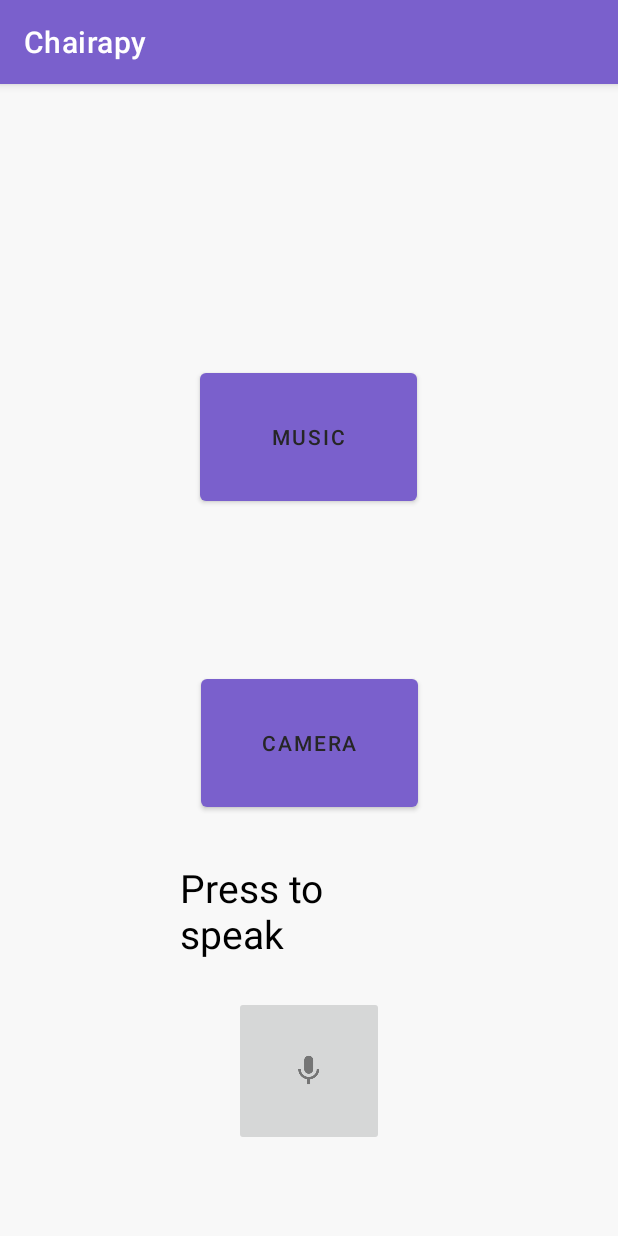
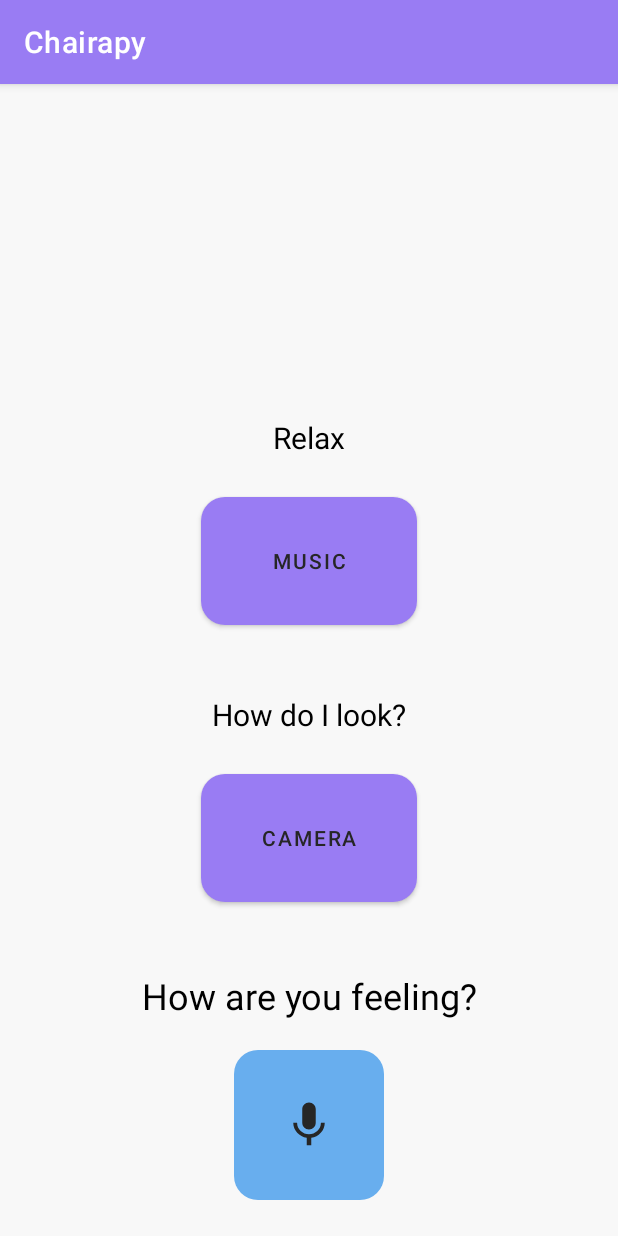
Before and after one commit to alexshaoo/Chairapy, an Android app: the screen it shows after launch (MainActivity), on a phone screen of 412 x 824 dp. Run offline under Robolectric (Android 15) with nearby library versions, the light colour scheme and no system bars.

Commit message:
cleaned up UI a little

```diff
--- /dev/null
+++ b/android/app/src/main/res/drawable/ic_mic_black_36dp.xml
@@ -0,0 +1,9 @@
+<vector xmlns:android="http://schemas.android.com/apk/res/android"
+    android:width="36dp"
+    android:height="36dp"
+    android:viewportWidth="24"
+    android:viewportHeight="24">
+  <path
+      android:pathData="M12,14c1.66,0 2.99,-1.34 2.99,-3L15,5c0,-1.66 -1.34,-3 -3,-3S9,3.34 9,5v6c0,1.66 1.34,3 3,3zM17.3,11c0,3 -2.54,5.1 -5.3,5.1S6.7,14 6.7,11L5,11c0,3.41 2.72,6.23 6,6.72L11,21h2v-3.28c3.28,-0.48 6,-3.3 6,-6.72h-1.7z"
+      android:fillColor="#262626"/>
+</vector>
--- /dev/null
+++ b/android/app/src/main/res/drawable/roundcorner.xml
@@ -0,0 +1,5 @@
+<?xml version="1.0" encoding="utf-8"?>
+<shape xmlns:android="http://schemas.android.com/apk/res/android">
+    <solid android:color="@color/blue"/>
+    <corners android:radius="16dp" />
+</shape>
--- a/android/app/src/main/res/layout/activity_main.xml
+++ b/android/app/src/main/res/layout/activity_main.xml
@@ -1,127 +1,81 @@
 <?xml version="1.0" encoding="utf-8"?>
-<RelativeLayout xmlns:app="http://schemas.android.com/apk/res-auto"
+<LinearLayout xmlns:android="http://schemas.android.com/apk/res/android"
 
-    xmlns:android="http://schemas.android.com/apk/res/android"
+    xmlns:app="http://schemas.android.com/apk/res-auto"
+    xmlns:tools="http://schemas.android.com/tools"
+    android:id="@+id/LinearLayout"
     android:layout_width="match_parent"
     android:layout_height="match_parent"
-    android:orientation="vertical">
+    android:gravity="bottom"
+    android:orientation="vertical"
+    android:padding="12dp"
+    android:paddingBottom="24dp">
 
 
-
-
-    <androidx.constraintlayout.widget.Guideline
-        android:id="@+id/guideline2"
-        android:layout_width="wrap_content"
-        android:layout_height="wrap_content"
-        android:orientation="vertical"
-        app:layout_constraintGuide_begin="-19dp" />
-
-    <TableRow
-        android:id="@+id/tableRow"
-        android:layout_width="0dp"
-        android:layout_height="69dp"
-        app:layout_constraintEnd_toEndOf="parent"
-        app:layout_constraintHorizontal_bias="0.04"
-        app:layout_constraintStart_toStartOf="parent"
-        app:layout_constraintTop_toTopOf="parent">
-
-    </TableRow>
-
-    <TableRow
-        android:id="@+id/tableRow3"
-        android:layout_width="0dp"
-        android:layout_height="100dp"
-        android:layout_marginTop="52dp"
-        app:layout_constraintEnd_toEndOf="parent"
-        app:layout_constraintStart_toStartOf="parent"
-        app:layout_constraintTop_toBottomOf="@+id/tableRow">
+    <!-- guys what does this do -->
 
     <TextView
-            android:id="@+id/textView2"
+        android:id="@+id/relaxTxt"
         android:layout_width="match_parent"
-            android:layout_height="match_parent"
+        android:layout_height="wrap_content"
+        android:layout_marginTop="28dp"
+        android:layout_marginBottom="8dp"
         android:gravity="center"
         android:text="@string/relax"
-            android:textSize="36sp" />
-
-    </TableRow>
+        android:textSize="20sp" />
 
     <Button
-        android:id="@+id/button"
+        android:id="@+id/musicBtn"
         android:layout_width="144dp"
         android:layout_height="97dp"
-        android:layout_alignParentStart="true"
-        android:layout_alignParentEnd="true"
-        android:layout_alignParentBottom="true"
-        android:layout_marginStart="133dp"
-        android:layout_marginTop="4dp"
-        android:layout_marginEnd="134dp"
-        android:layout_marginBottom="484dp"
+        android:layout_gravity="center"
+        android:layout_margin="12dp"
         android:text="@string/music"
-        app:layout_constraintStart_toStartOf="parent"
-        app:layout_constraintTop_toBottomOf="@+id/tableRow3" />
-
-    <TableRow
-        android:id="@+id/tableRow4"
-        android:layout_width="0dp"
-        android:layout_height="100dp"
-        android:layout_marginTop="4dp"
-        app:layout_constraintEnd_toEndOf="parent"
-        app:layout_constraintStart_toStartOf="parent"
-        app:layout_constraintTop_toBottomOf="@+id/button">
+        app:cornerRadius="16dp"
+        tools:ignore="TextContrastCheck,TextContrastCheck" />
 
     <TextView
-            android:id="@+id/textView3"
+        android:id="@+id/emotionTxt"
         android:layout_width="match_parent"
-            android:layout_height="match_parent"
+        android:layout_height="wrap_content"
+        android:layout_marginTop="28dp"
+        android:layout_marginBottom="8dp"
         android:gravity="center"
         android:text="@string/how_do_i_look"
-            android:textSize="36sp" />
-
-    </TableRow>
+        android:textSize="20sp" />
 
     <Button
-        android:id="@+id/button2"
+        android:id="@+id/cameraBtn"
         android:layout_width="144dp"
         android:layout_height="97dp"
-        android:layout_alignParentStart="true"
-        android:layout_alignParentEnd="true"
-        android:layout_alignParentBottom="true"
-        android:layout_marginStart="134dp"
-        android:layout_marginEnd="133dp"
-        android:layout_marginBottom="280dp"
+        android:layout_gravity="center"
+        android:layout_margin="12dp"
         android:text="@string/camera"
-        app:layout_constraintEnd_toEndOf="parent"
-        app:layout_constraintHorizontal_bias="0.498"
-        app:layout_constraintStart_toStartOf="parent"
-        app:layout_constraintTop_toBottomOf="@+id/tableRow4" />
+        app:cornerRadius="16dp"
+        tools:ignore="TextContrastCheck" />
 
     <TextView
         android:id="@+id/textTV"
-        android:layout_width="wrap_content"
+        android:layout_width="match_parent"
         android:layout_height="wrap_content"
-        android:layout_alignParentStart="true"
-        android:layout_alignParentTop="true"
-        android:layout_alignParentEnd="true"
-        android:layout_marginStart="120dp"
-        android:layout_marginTop="518dp"
-        android:layout_marginEnd="121dp"
-        android:text="@string/press_to_speak"
-        android:textSize="26sp"
-        android:textStyle="normal"
-        app:layout_constraintBottom_toBottomOf="parent"
-        app:layout_constraintEnd_toEndOf="parent"
-        app:layout_constraintStart_toStartOf="parent"
-        app:layout_constraintTop_toBottomOf="@+id/tableRow4" />
+        android:layout_marginTop="28dp"
+        android:layout_marginBottom="8dp"
+        android:gravity="center"
+        android:text="@string/speak_prompt"
+        android:textSize="24sp"
+        android:textStyle="normal" />
 
     <ImageButton
         android:id="@+id/voiceBtn"
         android:layout_width="100dp"
         android:layout_height="100dp"
-        android:layout_alignParentBottom="true"
-        android:layout_centerHorizontal="true"
+        android:layout_gravity="center"
+        android:layout_margin="12dp"
         android:layout_marginBottom="60dp"
-        android:gravity="center"
-        android:src="@drawable/ic_mic" />
+        android:background="@drawable/roundcorner"
+        android:color="@color/blue"
+        android:contentDescription="@string/speak_prompt"
+        android:src="@drawable/ic_mic_black_36dp"
+        tools:ignore="ImageContrastCheck" />
 
-</RelativeLayout>
+</LinearLayout>
--- a/android/app/src/main/res/values-night/themes.xml
+++ b/android/app/src/main/res/values-night/themes.xml
@@ -1,6 +1,6 @@
 <resources xmlns:tools="http://schemas.android.com/tools">
     <!-- Base application theme. -->
-    <style name="Theme.Chairapy" parent="Theme.MaterialComponents.DayNight.DarkActionBar">
+    <style name="Theme.Chairapy" parent="Theme.MaterialComponents.DayNight.NoActionBar">
         <!-- Primary brand color. -->
         <item name="colorPrimary">@color/purple0</item>
         <item name="colorOnPrimary">@color/dark</item>
--- a/android/app/src/main/res/values/colors.xml
+++ b/android/app/src/main/res/values/colors.xml
@@ -4,9 +4,9 @@
     X is the color for light mode
     X0 is the same color tuned for dark mode
     -->
-    <color name="purple">#7A60CC</color>
+    <color name="purple">#997CF3</color>
     <color name="purple0">#B79EF2</color>
-    <color name="blue">#0D73D1</color>
+    <color name="blue">#68AEEE</color>
     <color name="blue0">#89C4FA</color>
     <color name="light">#F8F8F8</color>
     <color name="light0">#E0E0E0</color>
--- a/android/app/src/main/res/values/strings.xml
+++ b/android/app/src/main/res/values/strings.xml
@@ -6,6 +6,6 @@
     <string name="white_noise">White Noise</string>
     <string name="menuicon">menuIcon</string>
     <string name="how_do_i_look">How do I look?</string>
-    <string name="press_to_speak">Press to speak</string>
+    <string name="speak_prompt">How are you feeling?</string>
     <string name="camera">Camera</string>
 </resources>
```
Lines whose indentation alone changed are shown as unchanged.
